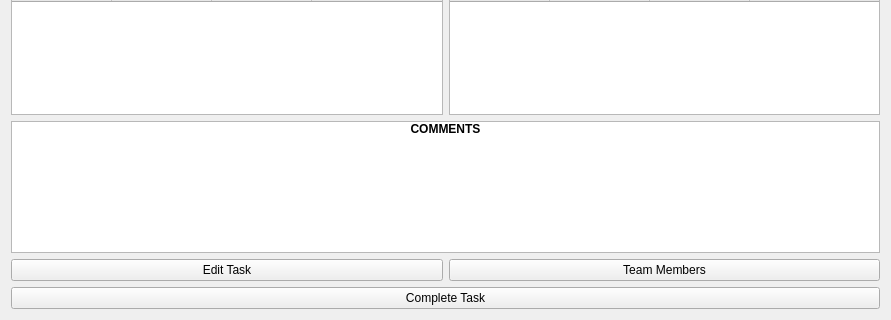
This is Task.ui in CDDDJ-A-2015/Project as Qt 5 draws it before an edit; both pictures show x 0 to 891 and y 203 to 523 of the 891 by 523 pixel window. The edited form follows.
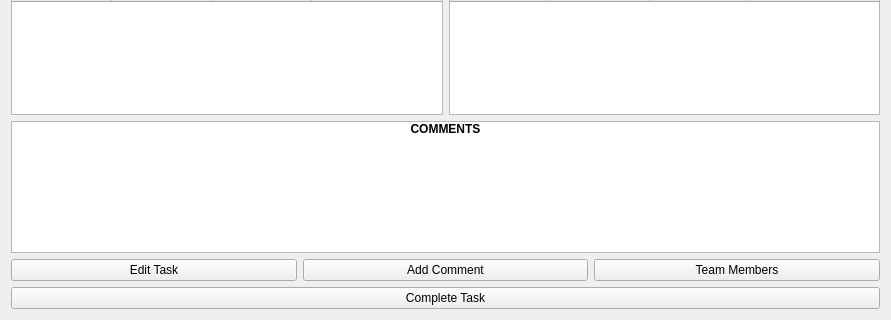
This is the edited form.

```diff
--- a/Task.ui
+++ b/Task.ui
@@ -210,6 +210,13 @@
        </property>
       </widget>
      </item>
+     <item>
+      <widget class="QPushButton" name="bAddComment">
+       <property name="text">
+        <string>Add Comment</string>
+       </property>
+      </widget>
+     </item>
      <item>
       <widget class="QPushButton" name="bTeamMembers">
        <property name="text">
```
